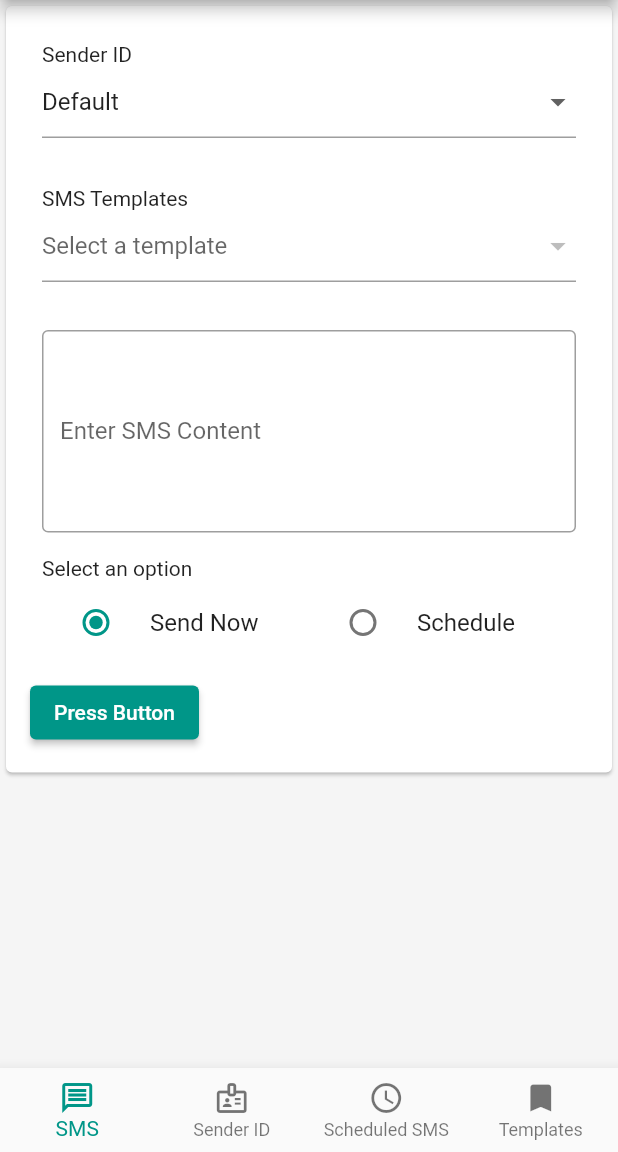
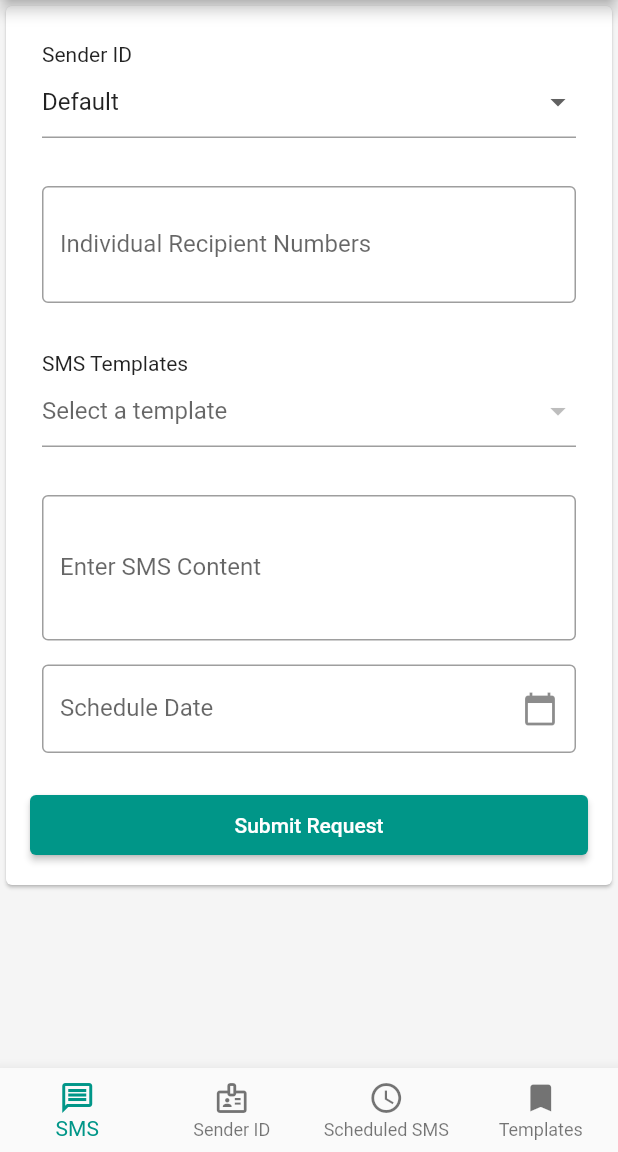
Before and after one commit to md-riaz/flutter_sms_net_bd, a Flutter app: the MessagingScreen screen opened by its route, on a phone screen of 412 x 824 dp, the part 84-1236 px from its top. Run offline on Flutter 3.47's test engine with Material 2 defaults, Android fonts, the phone set to English and light mode, and no system bars; our stand-ins replace shared_preferences; accounts and stored records are empty; network calls fail.

```diff
--- a/lib/screens/dashboard.dart
+++ b/lib/screens/dashboard.dart
@@ -158,8 +158,8 @@ class _QuickMsgState extends State<QuickMsg> {
   }) async {
     try {
       setState(() => _isLoading = true);
-      Map<String, dynamic> response =
-          await sendMessage(context, mounted, phone, body);
+      Map<String, dynamic> response = await sendMessage(
+          context: context, mounted: mounted, phone: phone, message: body);
 
       if (!mounted) return false;
 
--- a/lib/screens/messaging/sms_tab.dart
+++ b/lib/screens/messaging/sms_tab.dart
@@ -7,9 +7,10 @@ import 'package:sms_net_bd/screens/messaging/widgets/template_dropdown.dart';
 import 'package:sms_net_bd/services/groups.dart';
 import 'package:sms_net_bd/services/senderid.dart';
 import 'package:sms_net_bd/services/templates.dart';
+import 'package:sms_net_bd/utils/api_client.dart';
 import 'package:sms_net_bd/utils/constants.dart';
+import 'package:sms_net_bd/widgets/datetime_formtext.dart';
 import 'package:sms_net_bd/widgets/form_text.dart';
-import 'package:sms_net_bd/widgets/radio_group.dart';
 
 class SMSTab extends StatefulWidget {
   const SMSTab({Key? key}) : super(key: key);
@@ -19,138 +20,33 @@ class SMSTab extends StatefulWidget {
 }
 
 class _SMSTabState extends State<SMSTab> {
-  final GlobalKey _formKey = GlobalKey<FormState>();
+  final _formKey = GlobalKey<FormState>();
 
-  late TextEditingController smsContent;
-
-  var senderIds;
-  var groupRecipients;
-  var templates;
-
+  final TextEditingController recipientController = TextEditingController();
+  late TextEditingController smsContentController = TextEditingController();
+  String formatedRecipient = '';
   String? _selectedSenderId;
-  String? _selectedGroup;
-  String? _selectedTemplate;
-
-  List<DropdownMenuItem> senderIdDropdownItems = [
-    const DropdownMenuItem(
-      value: null,
-      child: Text('Default'),
-    ),
-  ];
-
-  List<DropdownMenuItem> groupDropdownItems = [
-    const DropdownMenuItem(
-      value: null,
-      child: Text('Select One'),
-    ),
-  ];
-
-  List<DropdownMenuItem> templateDropdownItems = [
-    const DropdownMenuItem(
-      value: null,
-      child: Text('Select One'),
-    ),
-  ];
-
-  // Default Radio Button Selected Item When App Starts.
-  String scheduledSms = '0';
 
   @override
   void initState() {
-    smsContent = TextEditingController();
     super.initState();
   }
 
-  void _changeScheduledSms(String value) {
-    scheduledSms = value;
+  void _formatRecipient(text) {
+    formatedRecipient =
+        text.toString().trim().split(' ').join(',').split('\n').join(',');
+    log(formatedRecipient);
+  }
+
+  void _selectSenderId(String val) {
+    _selectedSenderId = val;
   }
 
   void _changeSMSContent(dynamic value) {
-    smsContent.text = value;
+    smsContentController.text = value;
   }
 
-  @override
-  void dispose() {
-    smsContent.dispose();
-    super.dispose();
-  }
-
-  @override
-  Widget build(BuildContext context) {
-    return Card(
-      child: Container(
-        padding: const EdgeInsets.all(16),
-        child: Form(
-          key: _formKey,
-          child: FutureBuilder<void>(
-            future: getPageData(),
-            builder: (BuildContext context, AsyncSnapshot snapshot) {
-              switch (snapshot.connectionState) {
-                case ConnectionState.waiting:
-                  return preloader;
-                case ConnectionState.done:
-                  log(snapshot.data.toString());
-
-                  buildGroupRecipientsDropdown(snapshot.data['groups']);
-                  buildTemplateDropdown(snapshot.data['templateList']);
-
-                  return SingleChildScrollView(
-                    child: Column(
-                      crossAxisAlignment: CrossAxisAlignment.start,
-                      children: [
-                        SenderIdDropdown(
-                          senderIdDropdown: snapshot.data['senderIdList'],
-                        ),
-                        formSpacer,
-                        TemplateDropdown(
-                          templateItems: snapshot.data['templateList'],
-                          notifyParent: _changeSMSContent,
-                        ),
-                        formSpacer,
-                        FormText(
-                          label: 'Enter SMS Content',
-                          controller: smsContent,
-                          maxLines: 5,
-                          bordered: true,
-                        ),
-                        Padding(
-                          padding: const EdgeInsets.all(8),
-                          child: RadioGroup(
-                            radioButtonValues: const [
-                              {
-                                'value': '0',
-                                'label': 'Send Now',
-                              },
-                              {
-                                'value': '1',
-                                'label': 'Schedule',
-                              }
-                            ],
-                            selectedValue: scheduledSms,
-                            notifyParent: _changeScheduledSms,
-                          ),
-                        ),
-                        ElevatedButton(
-                          onPressed: () {
-                            log(scheduledSms);
-                          },
-                          child: const Text('Press Button'),
-                        ),
-                      ],
-                    ),
-                  );
-
-                default:
-                  return const Text('Error');
-              }
-            },
-          ),
-        ),
-      ),
-    );
-  }
-
-  Future getPageData() async {
+  Future<Map> getPageData() async {
     final senderIdList = await getApprovedSenderIds(context, mounted);
     final groups = await getGroups(context, mounted);
     final templateList = await getTemplates(context, mounted);
@@ -164,36 +60,127 @@ class _SMSTabState extends State<SMSTab> {
     return data;
   }
 
-  buildSenderIdDropdown(data) {
-    data.forEach((item) {
-      senderIdDropdownItems.add(
-        DropdownMenuItem(
-          value: item['sender_id'],
-          child: Text(item['sender_id']),
-        ),
+  Future<bool> processSMSRequest({senderId, recipients, smsContent}) async {
+    try {
+      Map<String, dynamic> response = await sendMessage(
+        context: context,
+        mounted: mounted,
+        senderID: senderId,
+        phone: recipients,
+        message: smsContent,
       );
-    });
+
+      if (!mounted) return false;
+
+      showSnackBar(context, response['msg']);
+
+      return response['error'] == 0;
+    } catch (e) {
+      log(e.toString());
+      return false;
+    }
   }
 
-  buildGroupRecipientsDropdown(data) {
-    data?.forEach((item) {
-      groupDropdownItems.add(
-        DropdownMenuItem(
-          value: item['id'],
-          child: Text(item['group_name']),
-        ),
-      );
-    });
+  @override
+  void dispose() {
+    recipientController.dispose();
+    smsContentController.dispose();
+    super.dispose();
   }
 
-  buildTemplateDropdown(data) {
-    data?.forEach((item) {
-      templateDropdownItems.add(
-        DropdownMenuItem(
-          value: item['text'],
-          child: Text(item['name']),
-        ),
-      );
-    });
+  @override
+  Widget build(BuildContext context) {
+    return Card(
+      child: Container(
+        padding: const EdgeInsets.all(16),
+        child: FutureBuilder<void>(
+            future: getPageData(),
+            builder: (BuildContext context, AsyncSnapshot snapshot) {
+              switch (snapshot.connectionState) {
+                case ConnectionState.waiting:
+                  return preloader;
+                case ConnectionState.done:
+                  return Form(
+                    key: _formKey,
+                    child: SingleChildScrollView(
+                      child: Column(
+                        crossAxisAlignment: CrossAxisAlignment.start,
+                        children: [
+                          SenderIdDropdown(
+                            senderIdDropdown: snapshot.data['senderIdList'],
+                            onChanged: _selectSenderId,
+                          ),
+                          formSpacer,
+                          FormText(
+                            label: 'Individual Recipient Numbers',
+                            controller: recipientController,
+                            hintText:
+                                'Enter one or more recipient numbers separated by commas',
+                            keyboardType: TextInputType.phone,
+                            onChanged: _formatRecipient,
+                            maxLines: 2,
+                            bordered: true,
+                          ),
+                          formSpacer,
+                          TemplateDropdown(
+                            templateItems: snapshot.data['templateList'],
+                            notifyParent: _changeSMSContent,
+                          ),
+                          formSpacer,
+                          FormText(
+                            label: 'Enter SMS Content',
+                            controller: smsContentController,
+                            validator: (value) {
+                              if (value!.isEmpty) {
+                                return 'Please enter some text';
+                              }
+                              return null;
+                            },
+                            maxLines: 3,
+                            bordered: true,
+                          ),
+                          const DateTimeFormText(),
+                          formSpacer,
+                          ElevatedButton(
+                            style: ElevatedButton.styleFrom(
+                              minimumSize: const Size.fromHeight(40),
+                            ),
+                            onPressed: () async {
+                              if (_formKey.currentState!.validate()) {
+                                final processDone = await processSMSRequest(
+                                  senderId: _selectedSenderId,
+                                  recipients: formatedRecipient,
+                                  smsContent: smsContentController.text,
+                                );
+
+                                if (processDone) {
+                                  _formKey.currentState!.reset();
+                                  setState(() {});
+                                }
+                              }
+                            },
+                            child: const Text('Submit Request'),
+                          ),
+                        ],
+                      ),
+                    ),
+                  );
+                default:
+                  return const Center(child: Text('Unknown error'));
+              }
+            }),
+      ),
+    );
   }
+
+  // buildGroupRecipientsDropdown(data) {
+  //   data?.forEach((item) {
+  //     groupDropdownItems.add(
+  //       DropdownMenuItem(
+  //         value: item['id'],
+  //         child: Text(item['group_name']),
+  //       ),
+  //     );
+  //   });
+  // }
 }
--- a/lib/screens/messaging/widgets/senderid_dropdown.dart
+++ b/lib/screens/messaging/widgets/senderid_dropdown.dart
@@ -1,10 +1,12 @@
 import 'package:flutter/material.dart';
 
 class SenderIdDropdown extends StatefulWidget {
-  const SenderIdDropdown({Key? key, required this.senderIdDropdown})
+  final List senderIdDropdown;
+  final Function(String) onChanged;
+
+  const SenderIdDropdown(
+      {Key? key, required this.senderIdDropdown, required this.onChanged})
       : super(key: key);
-
-  final List senderIdDropdown;
 
   @override
   State<SenderIdDropdown> createState() => _SenderIdDropdownState();
@@ -38,6 +40,11 @@ class _SenderIdDropdownState extends State<SenderIdDropdown> {
     super.initState();
   }
 
+  void _handleSenderIdChange(dynamic val) {
+    setState(() => selectedItem = val);
+    widget.onChanged(val.toString());
+  }
+
   @override
   Widget build(BuildContext context) {
     return Padding(
@@ -48,9 +55,7 @@ class _SenderIdDropdownState extends State<SenderIdDropdown> {
           const Text('Sender ID'),
           DropdownButtonFormField(
             value: selectedItem,
-            onChanged: (dynamic val) {
-              setState(() => selectedItem = val);
-            },
+            onChanged: _handleSenderIdChange,
             items: dropdownItems,
             hint: const Text('Default'),
           ),
--- /dev/null
+++ b/lib/widgets/datetime_formtext.dart
@@ -0,0 +1,69 @@
+import 'package:flutter/material.dart';
+import 'package:intl/intl.dart';
+import 'package:sms_net_bd/widgets/form_text.dart';
+
+class DateTimeFormText extends StatefulWidget {
+  const DateTimeFormText({Key? key}) : super(key: key);
+
+  @override
+  State<DateTimeFormText> createState() => _DateTimeFormTextState();
+}
+
+class _DateTimeFormTextState extends State<DateTimeFormText> {
+  final TextEditingController dateTimeController = TextEditingController();
+
+  dateTimePickerWidget(BuildContext context) {
+    return () {
+      showDatePicker(
+        context: context,
+        initialDate: DateTime.now(),
+        firstDate: DateTime.now(),
+        lastDate: DateTime(DateTime.now().year + 10),
+      ).then((date) {
+        if (date != null) {
+          showTimePicker(
+            context: context,
+            initialTime: TimeOfDay(
+              hour: DateTime.now().hour,
+              minute: DateTime.now().minute + 10,
+            ),
+          ).then((time) {
+            if (time != null) {
+              final dateTime = DateTime(
+                date.year,
+                date.month,
+                date.day,
+                time.hour,
+                time.minute,
+              );
+
+              setState(() {
+                // format dateTime as 09/08/2022 09:00 AM
+                dateTimeController.text =
+                    '${DateFormat('dd/MM/yyyy').format(dateTime)} at ${DateFormat('hh:mm a').format(dateTime)}';
+              });
+            }
+          });
+        }
+      });
+    };
+  }
+
+  @override
+  void dispose() {
+    dateTimeController.dispose();
+    super.dispose();
+  }
+
+  @override
+  Widget build(BuildContext context) {
+    return FormText(
+      label: 'Schedule Date',
+      controller: dateTimeController,
+      bordered: true,
+      suffixIcon: const Icon(Icons.calendar_today),
+      readOnly: true,
+      onTap: dateTimePickerWidget(context),
+    );
+  }
+}
--- a/lib/widgets/form_text.dart
+++ b/lib/widgets/form_text.dart
@@ -4,6 +4,24 @@ import 'package:flutter/services.dart';
 //todo need to have placeholder option and hint text bottom
 
 class FormText extends StatelessWidget {
+  final String label;
+  final bool suggestions;
+  final bool autocorrect;
+  final bool obscureText;
+  final bool readOnly;
+  final int? maxLength;
+  final int? maxLines;
+  final bool bordered;
+  final String? initialValue;
+  final TextEditingController? controller;
+  final TextInputType? keyboardType;
+  final String? hintText;
+  final String? Function(String?)? validator;
+  final Function()? onTap;
+  final Function(String)? onChanged;
+  final List<TextInputFormatter>? inputFormatters;
+  final Icon? suffixIcon;
+
   const FormText({
     Key? key,
     required this.label,
@@ -21,23 +39,9 @@ class FormText extends StatelessWidget {
     this.maxLines = 1,
     this.bordered = false,
     this.onTap,
+    this.onChanged,
+    this.suffixIcon,
   }) : super(key: key);
-
-  final String label;
-  final bool suggestions;
-  final bool autocorrect;
-  final bool obscureText;
-  final bool readOnly;
-  final int? maxLength;
-  final int? maxLines;
-  final bool bordered;
-  final String? initialValue;
-  final TextEditingController? controller;
-  final TextInputType? keyboardType;
-  final String? hintText;
-  final String? Function(String?)? validator;
-  final String? Function()? onTap;
-  final List<TextInputFormatter>? inputFormatters;
 
   @override
   Widget build(BuildContext context) {
@@ -58,8 +62,10 @@ class FormText extends StatelessWidget {
           labelText: label,
           hintText: hintText,
           border: bordered ? const OutlineInputBorder() : null,
+          suffixIcon: suffixIcon,
         ),
         initialValue: initialValue,
+        onChanged: onChanged,
       ),
     );
   }
--- a/lib/widgets/radio_group.dart
+++ b/lib/widgets/radio_group.dart
@@ -3,13 +3,15 @@ import 'package:flutter/material.dart';
 class RadioGroup extends StatefulWidget {
   final List<Map> radioButtonValues;
   String selectedValue;
+  final String label;
   final Function(String) notifyParent;
 
   RadioGroup(
       {Key? key,
       required this.radioButtonValues,
       required this.selectedValue,
-      required this.notifyParent})
+      required this.notifyParent,
+      required this.label})
       : super(key: key);
 
   @override
@@ -30,13 +32,13 @@ class _RadioGroupState extends State<RadioGroup> {
     return Column(
       crossAxisAlignment: CrossAxisAlignment.start,
       children: [
-        const Text('Select an option'),
+        Text(widget.label),
         Row(
           children: widget.radioButtonValues.map(
             (item) {
               return Expanded(
-                flex: 1,
                 child: RadioListTile<String>(
+                  contentPadding: const EdgeInsets.all(0),
                   value: item['value'],
                   groupValue: widget.selectedValue,
                   onChanged: _handleRadioValueChange,
```
Also changed, not shown: lib/utils/api_client.dart (+14 -10 lines).
